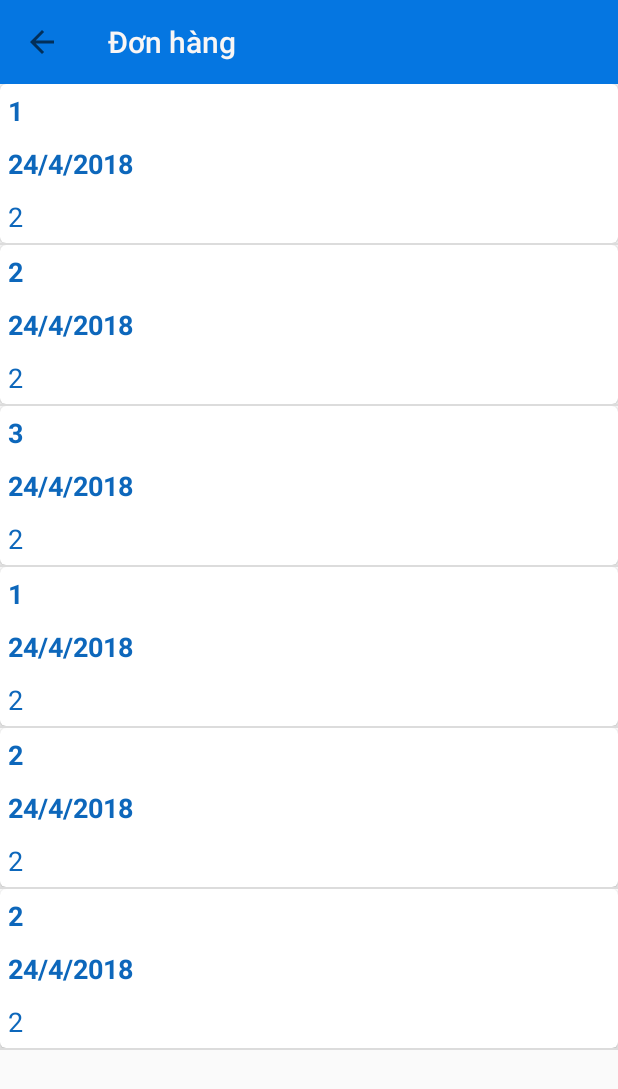
After one commit to lephamduythong/mobile-app-tdt, an Android app: the BillActivity screen opened directly, with no data from a screen before it, on a phone screen of 412 x 824 dp. The commit adds this screen. Shown: the top 1089 px of the screen. Run offline under Robolectric (Android 15) with nearby library versions, the phone set to English and light mode, and no system bars.

Commit message:
Fix bug success and create GUI bill

```diff
--- a/Do_An/app/src/main/AndroidManifest.xml
+++ b/Do_An/app/src/main/AndroidManifest.xml
@@ -28,6 +28,7 @@
         <activity android:name=".activity.CustomerInforActivity" />
         <activity android:name=".activity.authentication.CustomerRegisterActivity" />
         <activity android:name=".activity.authentication.CustomerLoginActivity" />
+        <activity android:name=".activity.BillActivity"></activity>
     </application>
 
 </manifest>
--- /dev/null
+++ b/Do_An/app/src/main/java/com/lanbao/christ/shoponline/activity/BillActivity.java
@@ -0,0 +1,62 @@
+package com.lanbao.christ.shoponline.activity;
+
+import android.support.v7.app.AppCompatActivity;
+import android.os.Bundle;
+import android.support.v7.widget.Toolbar;
+import android.view.LayoutInflater;
+import android.view.View;
+import android.widget.ListView;
+
+import com.lanbao.christ.shoponline.R;
+import com.lanbao.christ.shoponline.adapter.BillAdapter;
+import com.lanbao.christ.shoponline.adapter.PhoneAdapter;
+import com.lanbao.christ.shoponline.model.Bill;
+
+import java.util.ArrayList;
+
+public class BillActivity extends AppCompatActivity {
+
+    ListView listView;
+    Toolbar toolbar;
+    BillAdapter adapter;
+    ArrayList<Bill> data;
+
+    @Override
+    protected void onCreate(Bundle savedInstanceState) {
+        super.onCreate(savedInstanceState);
+        setContentView(R.layout.activity_bill);
+        InitViews();
+        ActionToolBar();
+        GetData();
+    }
+
+    private void GetData() {
+        Bill bill1 = new Bill(1,2,"24/4/2018",2);
+        Bill bill2 = new Bill(2,2,"24/4/2018",2);
+        Bill bill3 = new Bill(3,2,"24/4/2018",2);
+        Bill bill4 = new Bill(1,2,"24/4/2018",2);
+        Bill bill5 = new Bill(2,2,"24/4/2018",2);
+        Bill bill6 = new Bill(2,2,"24/4/2018",2);
+        data.add(bill1); data.add(bill2); data.add(bill3); data.add(bill4); data.add(bill5); data.add(bill6);
+        adapter.notifyDataSetChanged();
+    }
+
+    private void ActionToolBar() {
+        setSupportActionBar(toolbar);
+        getSupportActionBar().setDisplayHomeAsUpEnabled(true);
+        toolbar.setNavigationOnClickListener(new View.OnClickListener() {
+            @Override
+            public void onClick(View view) {
+                finish();
+            }
+        });
+    }
+
+    private void InitViews() {
+        toolbar  = (Toolbar) findViewById(R.id.toolbarBill);
+        listView = (ListView) findViewById(R.id.listviewbill);
+        data     = new ArrayList<>();
+        adapter  = new BillAdapter(getApplicationContext(), data);
+        listView.setAdapter(adapter);
+    }
+}
--- a/Do_An/app/src/main/java/com/lanbao/christ/shoponline/activity/authentication/CustomerRegisterActivity.java
+++ b/Do_An/app/src/main/java/com/lanbao/christ/shoponline/activity/authentication/CustomerRegisterActivity.java
@@ -99,8 +99,6 @@ public class CustomerRegisterActivity extends AppCompatActivity {
         requestQueue.add(request_json);
     }
 
-
-
     private void InitViews() {
         edtNameCustomer = (EditText) findViewById(R.id.edittextnamecustomer_register);
         edtEmail        = (EditText) findViewById(R.id.edittextemail_register);
--- /dev/null
+++ b/Do_An/app/src/main/java/com/lanbao/christ/shoponline/adapter/BillAdapter.java
@@ -0,0 +1,64 @@
+package com.lanbao.christ.shoponline.adapter;
+
+import android.content.Context;
+import android.view.LayoutInflater;
+import android.view.View;
+import android.view.ViewGroup;
+import android.widget.BaseAdapter;
+import android.widget.TextView;
+
+import com.lanbao.christ.shoponline.R;
+import com.lanbao.christ.shoponline.model.Bill;
+import java.util.ArrayList;
+
+public class BillAdapter extends BaseAdapter {
+    Context context;
+    ArrayList<Bill> arraybill;
+
+    public BillAdapter(Context context, ArrayList<Bill> arraybill) {
+        this.context = context;
+        this.arraybill = arraybill;
+    }
+
+    @Override
+    public int getCount() {
+        return arraybill.size();
+    }
+
+    @Override
+    public Object getItem(int i) {
+        return arraybill.get(i);
+    }
+
+    @Override
+    public long getItemId(int i) {
+        return i;
+    }
+
+    public class ViewHolder{
+        public TextView txtNamePro, txtDate, txtStatus;
+    }
+
+    @Override
+    public View getView(int i, View view, ViewGroup viewGroup) {
+        ViewHolder viewHolder = null;
+        if(view == null){
+            viewHolder = new ViewHolder();
+            LayoutInflater inflater = (LayoutInflater) context.getSystemService(Context.LAYOUT_INFLATER_SERVICE);
+            view = inflater.inflate(R.layout.item_bill,null);
+            viewHolder.txtNamePro   = (TextView) view.findViewById(R.id.textviewproductinbill);
+            viewHolder.txtDate      = (TextView) view.findViewById(R.id.textviewdate);
+            viewHolder.txtStatus    = (TextView) view.findViewById(R.id.textviewstatus);
+            view.setTag(viewHolder);
+        }
+        else {
+            viewHolder = (ViewHolder) view.getTag();
+        }
+        Bill bill = (Bill) getItem(i);
+        viewHolder.txtNamePro.setText(Integer.toString(bill.getIdpro()));
+        viewHolder.txtDate.setText(bill.getDate());
+        viewHolder.txtStatus.setText(Integer.toString(bill.getStatus()));
+
+        return view;
+    }
+}
--- /dev/null
+++ b/Do_An/app/src/main/java/com/lanbao/christ/shoponline/model/Bill.java
@@ -0,0 +1,48 @@
+package com.lanbao.christ.shoponline.model;
+
+public class Bill {
+
+    private int idpro;
+    private int idcustomer;
+    private String date;
+    private int status;
+
+    public Bill(int idpro, int idcustomer, String date, int status) {
+        this.idpro = idpro;
+        this.idcustomer = idcustomer;
+        this.date = date;
+        this.status = status;
+    }
+
+    public int getIdpro() {
+        return idpro;
+    }
+
+    public void setIdpro(int idpro) {
+        this.idpro = idpro;
+    }
+
+    public int getIdcustomer() {
+        return idcustomer;
+    }
+
+    public void setIdcustomer(int idcustomer) {
+        this.idcustomer = idcustomer;
+    }
+
+    public String getDate() {
+        return date;
+    }
+
+    public void setDate(String date) {
+        this.date = date;
+    }
+
+    public int getStatus() {
+        return status;
+    }
+
+    public void setStatus(int status) {
+        this.status = status;
+    }
+}
--- a/Do_An/app/src/main/java/com/lanbao/christ/shoponline/ultil/GlobalVars.java
+++ b/Do_An/app/src/main/java/com/lanbao/christ/shoponline/ultil/GlobalVars.java
@@ -2,9 +2,9 @@ package com.lanbao.christ.shoponline.ultil;
 
 public class GlobalVars {
     public static boolean isLogin;
-    public static String activeEmail;
+    public static int activeUserId;
     public GlobalVars() {
         isLogin = false;
-        activeEmail = null;
+        activeUserId = -1;
     }
 }
--- a/Do_An/app/src/main/java/com/lanbao/christ/shoponline/ultil/Server.java
+++ b/Do_An/app/src/main/java/com/lanbao/christ/shoponline/ultil/Server.java
@@ -5,7 +5,7 @@ package com.lanbao.christ.shoponline.ultil;
  */
 
 public class Server {
-    public static String apiUrl = "http://192.168.2.2:3022/api/";
+    public static String apiUrl = "http://192.168.1.129:3022/api/";
     public static String customerPath = apiUrl + "customers/";
     public static String productPath = apiUrl + "products/";
 }
--- /dev/null
+++ b/Do_An/app/src/main/res/layout/activity_bill.xml
@@ -0,0 +1,22 @@
+<?xml version="1.0" encoding="utf-8"?>
+<LinearLayout xmlns:android="http://schemas.android.com/apk/res/android"
+    xmlns:app="http://schemas.android.com/apk/res-auto"
+    xmlns:tools="http://schemas.android.com/tools"
+    android:orientation="vertical"
+    android:layout_width="match_parent"
+    android:layout_height="match_parent"
+    tools:context="com.lanbao.christ.shoponline.activity.BillActivity">
+
+    <android.support.v7.widget.Toolbar
+        android:id="@+id/toolbarBill"
+        app:title="Đơn hàng"
+        android:background="#0576e1"
+        app:titleTextColor="#f9f6f5"
+        android:layout_width="match_parent"
+        android:layout_height="?attr/actionBarSize"></android.support.v7.widget.Toolbar>
+    <ListView
+        android:id="@+id/listviewbill"
+        android:layout_width="match_parent"
+        android:layout_height="match_parent"></ListView>
+
+</LinearLayout>
--- /dev/null
+++ b/Do_An/app/src/main/res/layout/item_bill.xml
@@ -0,0 +1,51 @@
+<?xml version="1.0" encoding="utf-8"?>
+<LinearLayout xmlns:android="http://schemas.android.com/apk/res/android"
+    android:layout_width="match_parent"
+    android:layout_height="match_parent"
+    xmlns:app="http://schemas.android.com/apk/res-auto"
+    android:orientation="vertical">
+        <android.support.v7.widget.CardView
+            app:cardCornerRadius="4dp"
+            app:cardBackgroundColor="#ffffff"
+            android:layout_width="match_parent"
+            android:layout_height="match_parent">
+                <LinearLayout
+                    android:gravity="center"
+                    android:orientation="horizontal"
+                    android:layout_width="match_parent"
+                    android:layout_height="match_parent">
+                        <LinearLayout
+                            android:orientation="vertical"
+                            android:layout_width="match_parent"
+                            android:layout_height="wrap_content">
+                                <TextView
+                                    android:id="@+id/textviewproductinbill"
+                                    android:textStyle="bold"
+                                    android:layout_margin="5dp"
+                                    android:textColor="#fc0a65ba"
+                                    android:text="Các sản phẩm"
+                                    android:textSize="18sp"
+                                    android:layout_width="wrap_content"
+                                    android:layout_height="wrap_content" />
+                                <TextView
+                                    android:id="@+id/textviewdate"
+                                    android:textStyle="bold"
+                                    android:layout_margin="5dp"
+                                    android:textColor="#fc0a65ba"
+                                    android:text="Ngày tạo"
+                                    android:textSize="18sp"
+                                    android:layout_width="wrap_content"
+                                    android:layout_height="wrap_content" />
+                                <TextView
+                                    android:id="@+id/textviewstatus"
+                                    android:layout_margin="5dp"
+                                    android:textColor="#fc0a65ba"
+                                    android:text="Tình trạng"
+                                    android:textSize="18sp"
+                                    android:layout_width="wrap_content"
+                                    android:layout_height="wrap_content" />
+                        </LinearLayout>
+                </LinearLayout>
+        </android.support.v7.widget.CardView>
+
+</LinearLayout>
```
Also changed, not shown: Do_An/app/src/main/java/com/lanbao/christ/shoponline/activity/LaptopActivity.java (+0 -21 lines), Do_An/app/src/main/java/com/lanbao/christ/shoponline/activity/MainActivity.java (+3 -29 lines), Do_An/app/src/main/java/com/lanbao/christ/shoponline/activity/PhoneActivity.java (+0 -19 lines), Do_An/app/src/main/java/com/lanbao/christ/shoponline/activity/authentication/CustomerLoginActivity.java (+2 -6 lines), Do_An/app/src/main/java/com/lanbao/christ/shoponline/adapter/CartAdapter.java (+38 -45 lines), 4 other files.
